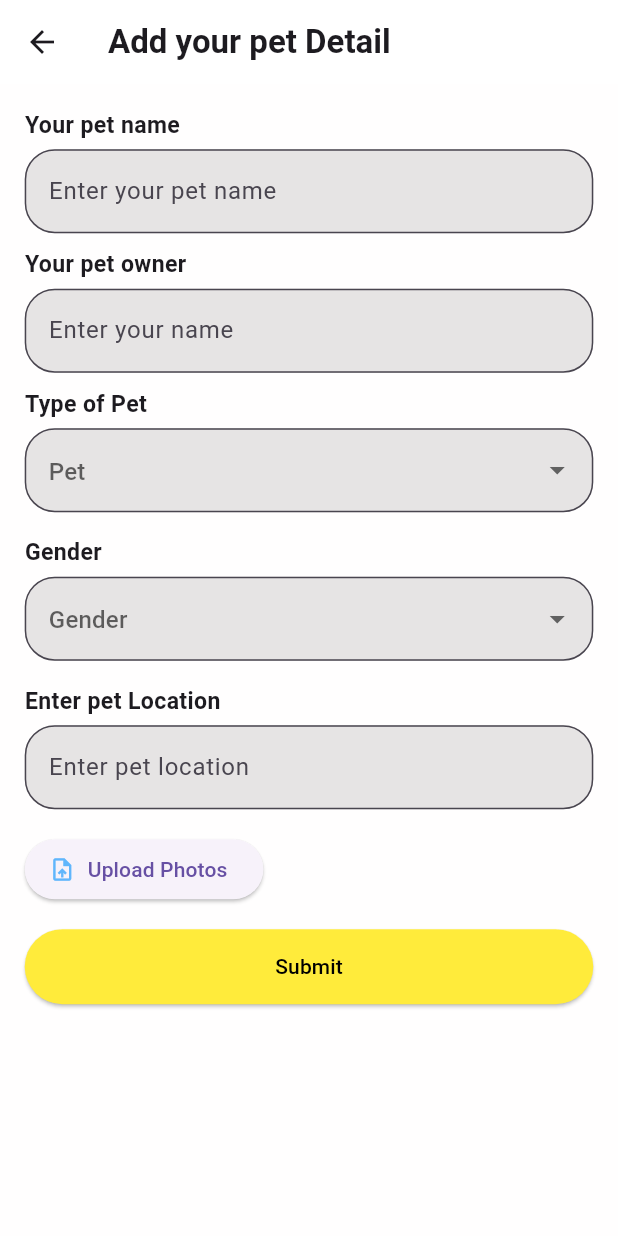
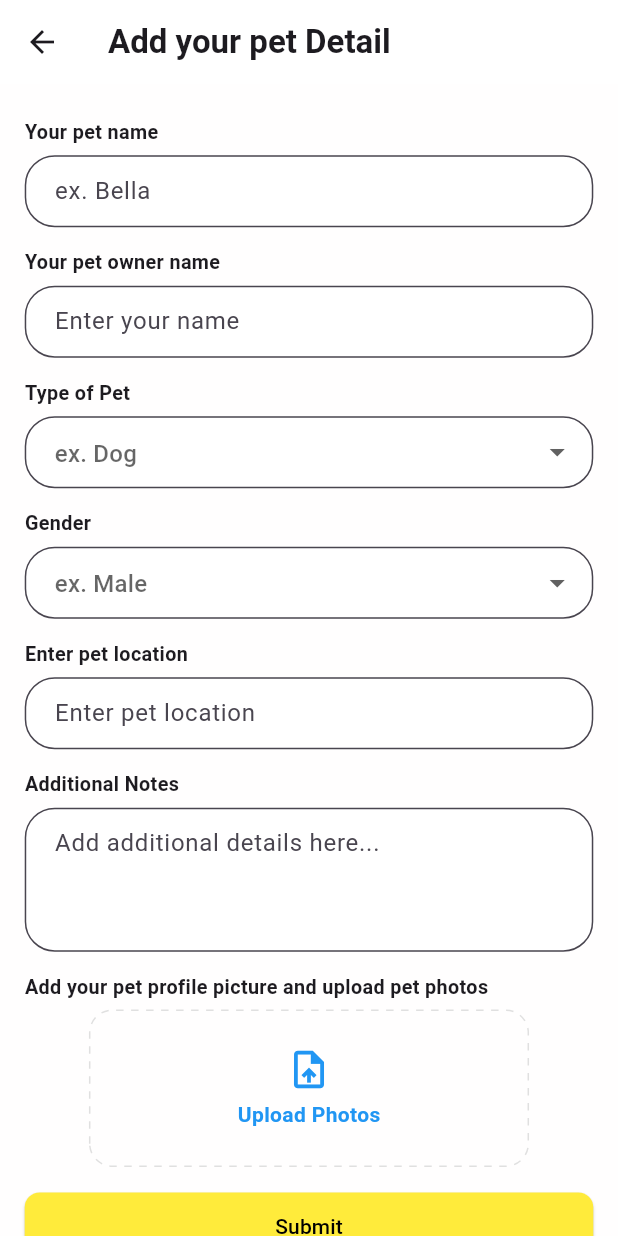
Before and after one commit to Akileswaran2001/pet_app, a Flutter app: the PetHomePage screen opened directly, after a tap on "Upload Photos", on a phone screen of 412 x 824 dp. Run offline on Flutter 3.47's test engine with Material 3 defaults, Android fonts, the phone set to English and light mode, and no system bars; drawn by our look-alikes of dotted_border; our stand-ins replace image_picker.

Commit message:
pet app update

```diff
--- a/lib/pages/pet_home_page.dart
+++ b/lib/pages/pet_home_page.dart
@@ -1,6 +1,7 @@
 import 'dart:io';
+import 'package:dotted_border/dotted_border.dart';
 import 'package:flutter/material.dart';
-import 'package:file_picker/file_picker.dart';
+import 'package:image_picker/image_picker.dart';
 import 'package:http/http.dart' as http;
 import 'package:pet_app/pages/updated_list.dart';
 
@@ -12,11 +13,12 @@ class PetHomePage extends StatefulWidget {
 }
 
 class _PetHomePageState extends State<PetHomePage> {
-  String? _filePath;
-  String? _fileName;
+  File? _imageFile;
   final TextEditingController _petNameController = TextEditingController();
   final TextEditingController _ownerNameController = TextEditingController();
   final TextEditingController _locationController = TextEditingController();
+  final TextEditingController _additionalNotesController =
+      TextEditingController();
   String? _petType;
   String? _gender;
 
@@ -51,94 +53,79 @@ class _PetHomePageState extends State<PetHomePage> {
           child: Column(
             crossAxisAlignment: CrossAxisAlignment.start,
             children: [
-              // Pet Name
               _buildLabel('Your pet name', textScale),
-              const SizedBox(height: 5),
-              TextField(
-                controller: _petNameController,
-                decoration: _buildInputDecoration(
-                  'Enter your pet name',
-                  _petNameError,
+              _buildTextField(_petNameController, 'ex. Bella', _petNameError),
+              _buildLabel('Your pet owner name', textScale),
+              _buildTextField(
+                  _ownerNameController, 'Enter your name', _ownerNameError),
+              _buildLabel('Type of Pet', textScale),
+              _buildDropdown(
+                items: const ['Dog', 'Cat', 'Bird'],
+                hint: 'ex. Dog',
+                onChanged: (value) => setState(() => _petType = value),
+                hasError: _petTypeError,
+              ),
+              _buildLabel('Gender', textScale),
+              _buildDropdown(
+                items: const ['Male', 'Female'],
+                hint: 'ex. Male',
+                onChanged: (value) => setState(() => _gender = value),
+                hasError: _genderError,
+              ),
+              _buildLabel('Enter pet location', textScale),
+              _buildTextField(
+                  _locationController, 'Enter pet location', _locationError),
+              _buildLabel('Additional Notes', textScale),
+              _buildTextField(_additionalNotesController,
+                  'Add additional details here...', false,
+                  maxLines: 3),
+              _buildLabel('Add your pet profile picture and upload pet photos',
+                  textScale),
+              Center(
+                child: GestureDetector(
+                  onTap: _pickImage,
+                  child: DottedBorder(
+                    color: Colors.grey[300]!,
+                    borderType: BorderType.RRect,
+                    radius: const Radius.circular(15),
+                    dashPattern: const [5, 5],
+                    child: Container(
+                      height: 100, // Reduced height
+                      width: screenWidth * 0.7, // Increased width
+                      alignment: Alignment.center,
+                      child: const Column(
+                        mainAxisAlignment: MainAxisAlignment.center,
+                        children: [
+                          Icon(Icons.upload_file, size: 30, color: Colors.blue),
+                          SizedBox(height: 5),
+                          Text('Upload Photos',
+                              style: TextStyle(
+                                  color: Colors.blue,
+                                  fontWeight: FontWeight.bold)),
+                        ],
+                      ),
+                    ),
+                  ),
                 ),
               ),
-              const SizedBox(height: 10),
-
-              // Pet Owner
-              _buildLabel('Your pet owner', textScale),
-              const SizedBox(height: 5),
-              TextField(
-                controller: _ownerNameController,
-                decoration: _buildInputDecoration(
-                  'Enter your name',
-                  _ownerNameError,
-                ),
-              ),
-              const SizedBox(height: 10),
-
-              // Pet Type Dropdown
-              _buildLabel('Type of Pet', textScale),
-              const SizedBox(height: 5),
-              DropdownButtonFormField<String>(
-                items: const [
-                  DropdownMenuItem(value: 'Dog', child: Text('Dog')),
-                  DropdownMenuItem(value: 'Cat', child: Text('Cat')),
-                  DropdownMenuItem(value: 'Bird', child: Text('Bird')),
-                ],
-                onChanged: (value) => setState(() => _petType = value),
-                decoration: _buildInputDecoration('Pet', _petTypeError),
-              ),
-              const SizedBox(height: 16),
-
-              // Gender Dropdown
-              _buildLabel('Gender', textScale),
-              const SizedBox(height: 5),
-              DropdownButtonFormField<String>(
-                items: const [
-                  DropdownMenuItem(value: 'Male', child: Text('Male')),
-                  DropdownMenuItem(value: 'Female', child: Text('Female')),
-                ],
-                onChanged: (value) => setState(() => _gender = value),
-                decoration: _buildInputDecoration('Gender', _genderError),
-              ),
-              const SizedBox(height: 16),
-
-              // Pet Location
-              _buildLabel('Enter pet Location', textScale),
-              const SizedBox(height: 5),
-              TextField(
-                controller: _locationController,
-                decoration: _buildInputDecoration(
-                  'Enter pet location',
-                  _locationError,
-                ),
-              ),
-              const SizedBox(height: 16),
-
-              // Upload Photos
-              ElevatedButton.icon(
-                onPressed: _pickFile,
-                icon: const Icon(
-                  Icons.upload_file,
-                  color: Color.fromARGB(255, 96, 182, 252),
-                ),
-                label: const Text('Upload Photos'),
-              ),
-              if (_filePath != null) ...[
+              if (_imageFile != null) ...[
                 const SizedBox(height: 16),
-                Image.file(File(_filePath!), height: 200, fit: BoxFit.cover),
-                Text('File Name: $_fileName'),
+                Image.file(_imageFile!, height: 200, fit: BoxFit.cover),
               ],
               const SizedBox(height: 16),
-
-              // Submit Button
-              ElevatedButton(
-                onPressed: _submitForm,
-                style: ElevatedButton.styleFrom(
-                  minimumSize: Size(screenWidth, 50),
-                  backgroundColor: Colors.yellow,
-                  foregroundColor: Colors.black,
+              Center(
+                child: ElevatedButton(
+                  onPressed: _submitForm,
+                  style: ElevatedButton.styleFrom(
+                    minimumSize: Size(screenWidth, 45),
+                    backgroundColor: Colors.yellow,
+                    foregroundColor: Colors.black,
+                    shape: RoundedRectangleBorder(
+                      borderRadius: BorderRadius.circular(10),
+                    ),
+                  ),
+                  child: const Text('Submit'),
                 ),
-                child: const Text('Submit'),
               ),
             ],
           ),
@@ -150,38 +137,78 @@ class _PetHomePageState extends State<PetHomePage> {
   InputDecoration _buildInputDecoration(String hintText, bool hasError) {
     return InputDecoration(
       hintText: hintText,
+      contentPadding:
+          const EdgeInsets.symmetric(vertical: 12, horizontal: 16), // Adjusted
       filled: true,
-      fillColor: const Color.fromARGB(255, 230, 228, 228),
-      border: const OutlineInputBorder(
-        borderRadius: BorderRadius.all(Radius.circular(20)),
+      fillColor: Colors.white,
+      border: OutlineInputBorder(
+        borderRadius: const BorderRadius.all(Radius.circular(20)),
+        borderSide: BorderSide(color: Colors.grey[300]!), // Light grey border
       ),
       focusedBorder: OutlineInputBorder(
-        borderSide: BorderSide(
-          color:
-              hasError ? Colors.red : const Color.fromARGB(255, 230, 228, 228),
-          width: 2,
-        ),
         borderRadius: const BorderRadius.all(Radius.circular(20)),
+        borderSide: BorderSide(color: Colors.grey[400]!),
+      ),
+      errorBorder: const OutlineInputBorder(
+        borderRadius: BorderRadius.all(Radius.circular(20)),
+        borderSide: BorderSide(color: Colors.red),
+      ),
+    );
+  }
+
+  Widget _buildTextField(
+      TextEditingController controller, String hintText, bool hasError,
+      {int maxLines = 1}) {
+    return Padding(
+      padding: const EdgeInsets.only(bottom: 8.0),
+      child: TextField(
+        controller: controller,
+        maxLines: maxLines,
+        decoration: _buildInputDecoration(hintText, hasError),
       ),
     );
   }
 
   Widget _buildLabel(String text, double textScale) {
-    return Text(
-      text,
-      style: TextStyle(fontSize: 14 * textScale, fontWeight: FontWeight.bold),
+    return Padding(
+      padding: const EdgeInsets.symmetric(vertical: 6.0),
+      child: Text(
+        text,
+        style: TextStyle(fontSize: 12 * textScale, fontWeight: FontWeight.bold),
+      ),
     );
   }
 
-  Future<void> _pickFile() async {
-    FilePickerResult? result = await FilePicker.platform.pickFiles(
-      type: FileType.custom,
-      allowedExtensions: ['jpg', 'jpeg', 'png', 'pdf', 'docx'],
+  Widget _buildDropdown({
+    required List<String> items,
+    required String hint,
+    required Function(String?) onChanged,
+    required bool hasError,
+  }) {
+    return Padding(
+      padding: const EdgeInsets.only(bottom: 8.0),
+      child: DropdownButtonFormField<String>(
+        items: items
+            .map((item) => DropdownMenuItem<String>(
+                  value: item,
+                  child: Text(item),
+                ))
+            .toList(),
+        onChanged: onChanged,
+        decoration: _buildInputDecoration(hint, hasError),
+        dropdownColor: Colors.white, // Background set to white
+      ),
     );
-    if (result != null) {
+  }
+
+  Future<void> _pickImage() async {
+    final ImagePicker picker = ImagePicker();
+    final XFile? pickedFile =
+        await picker.pickImage(source: ImageSource.gallery);
+
+    if (pickedFile != null) {
       setState(() {
-        _filePath = result.files.single.path;
-        _fileName = result.files.single.name;
+        _imageFile = File(pickedFile.path);
         _fileError = false;
       });
     }
@@ -194,7 +221,7 @@ class _PetHomePageState extends State<PetHomePage> {
       _locationError = _locationController.text.isEmpty;
       _petTypeError = _petType == null;
       _genderError = _gender == null;
-      _fileError = _filePath == null;
+      _fileError = _imageFile == null;
     });
 
     if (_petNameError ||
@@ -215,10 +242,10 @@ class _PetHomePageState extends State<PetHomePage> {
       ..fields['pet_type'] = _petType!
       ..fields['gender'] = _gender!
       ..fields['location'] = _locationController.text
+      ..fields['notes'] = _additionalNotesController.text
       ..files.add(await http.MultipartFile.fromPath(
         'image',
-        _filePath!,
-        filename: _fileName,
+        _imageFile!.path,
       ));
 
     var response = await request.send();
@@ -238,9 +265,7 @@ class _PetHomePageState extends State<PetHomePage> {
           content: Text(message),
           actions: <Widget>[
             TextButton(
-              onPressed: () {
-                Navigator.of(context).pop();
-              },
+              onPressed: () => Navigator.of(context).pop(),
               child: const Text('OK'),
             ),
           ],
--- a/pubspec.yaml
+++ b/pubspec.yaml
@@ -37,8 +37,8 @@ dependencies:
   cupertino_icons: ^1.0.8
   image_picker: ^1.1.2
   http: ^1.2.2
-  file_picker: ^8.1.2
   http_parser: ^4.0.2
+  dotted_border: ^2.0.0
 
 dev_dependencies:
   flutter_test:
```
Also changed, not shown: pubspec.lock, 1 other file.
